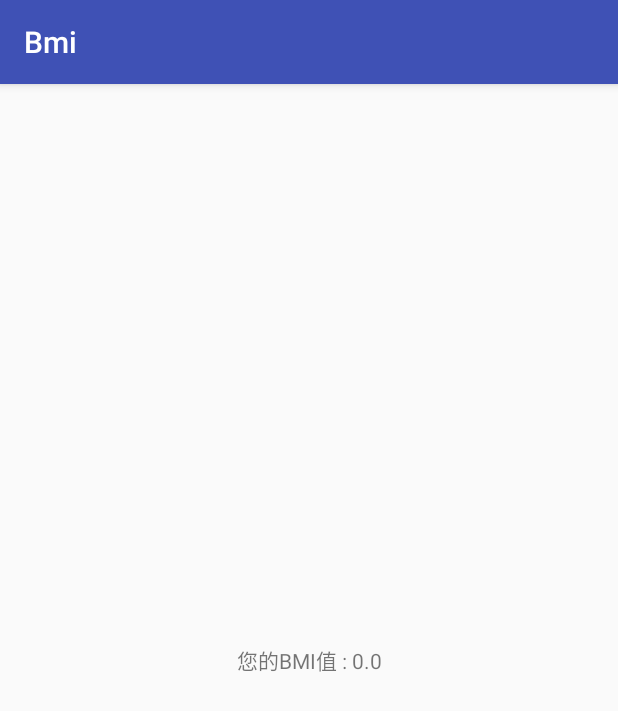
After one commit to seanh737/Bmi, an Android app: the ResultActivity screen opened directly, with no data from a screen before it, on a phone screen of 412 x 824 dp. The commit adds this screen. Shown: the top 711 px of the screen. Run offline under Robolectric (Android 15) with nearby library versions, the phone set to English and light mode, and no system bars.

Commit message:
Second activity,Intent,life cycle

```diff
--- a/app/src/main/AndroidManifest.xml
+++ b/app/src/main/AndroidManifest.xml
@@ -16,6 +16,7 @@
                 <category android:name="android.intent.category.LAUNCHER" />
             </intent-filter>
         </activity>
+        <activity android:name="com.sean.bmi.ResultActivity"></activity>
     </application>
 
 </manifest>
--- /dev/null
+++ b/app/src/main/java/com/sean/bmi/ResultActivity.java
@@ -0,0 +1,17 @@
+package com.sean.bmi;
+
+import android.support.v7.app.AppCompatActivity;
+import android.os.Bundle;
+import android.widget.TextView;
+
+public class ResultActivity extends AppCompatActivity {
+
+    @Override
+    protected void onCreate(Bundle savedInstanceState) {
+        super.onCreate(savedInstanceState);
+        setContentView(R.layout.activity_result);
+        float bmi = getIntent().getFloatExtra("Extra_bmi", 0);
+        TextView result = (TextView) findViewById(R.id.result_bmi);
+        result.setText("您的BMI值 : "+bmi);
+    }
+}
--- /dev/null
+++ b/app/src/main/res/layout/activity_result.xml
@@ -0,0 +1,22 @@
+<?xml version="1.0" encoding="utf-8"?>
+<android.support.constraint.ConstraintLayout xmlns:android="http://schemas.android.com/apk/res/android"
+    xmlns:app="http://schemas.android.com/apk/res-auto"
+    xmlns:tools="http://schemas.android.com/tools"
+    android:layout_width="match_parent"
+    android:layout_height="match_parent"
+    tools:context="com.sean.bmi.ResultActivity">
+
+    <TextView
+        android:id="@+id/result_bmi"
+        android:layout_width="wrap_content"
+        android:layout_height="wrap_content"
+        android:layout_marginBottom="8dp"
+        android:layout_marginLeft="8dp"
+        android:layout_marginRight="8dp"
+        android:layout_marginTop="8dp"
+        android:text="TextView"
+        app:layout_constraintBottom_toBottomOf="parent"
+        app:layout_constraintLeft_toLeftOf="parent"
+        app:layout_constraintRight_toRightOf="parent"
+        app:layout_constraintTop_toTopOf="parent" />
+</android.support.constraint.ConstraintLayout>
--- a/app/src/main/res/values/strings.xml
+++ b/app/src/main/res/values/strings.xml
@@ -10,4 +10,5 @@
     <string name="height_check">身高單位應為公尺</string>
     <string name="Warn">警告!</string>
     <string name="eat_more">請多吃點!</string>
+    <string name="extra_bmi">Extra_bmi</string>
 </resources>
```
Also changed, not shown: app/src/main/java/com/sean/bmi/MainActivity.java (+56 -14 lines).
